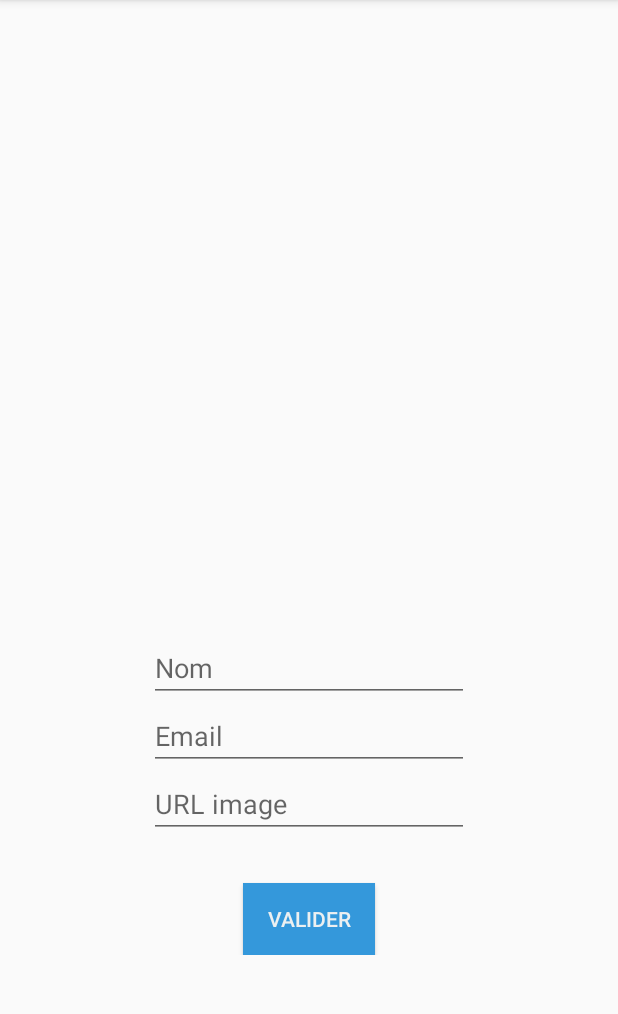
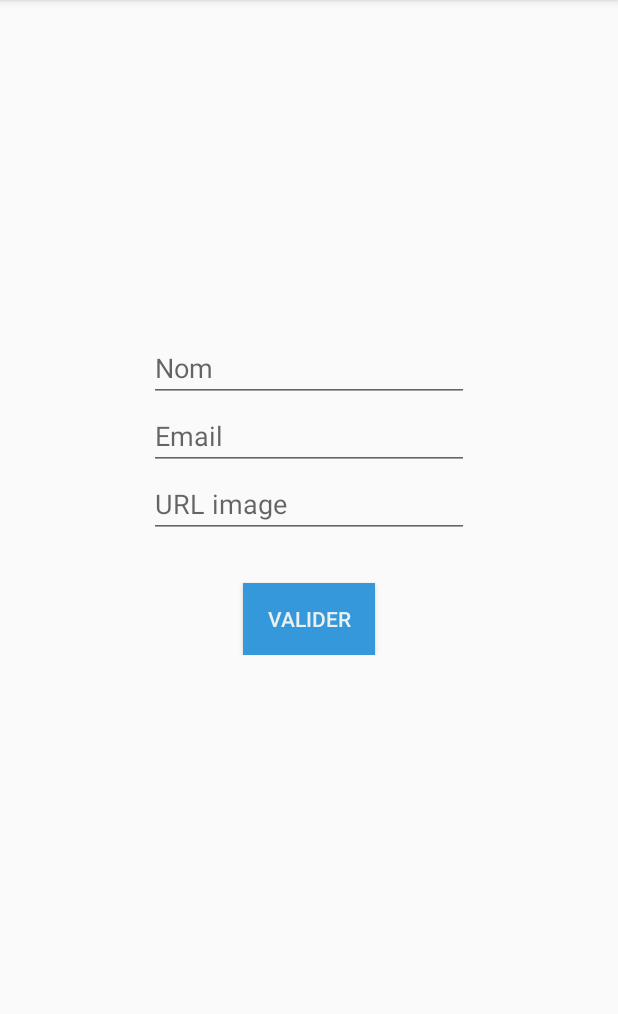
Before and after one commit to vince1396/StageAndroidTraining2, an Android app: the screen it shows after launch (MainActivity), after a tap on "CRÉER", on a phone screen of 412 x 824 dp, the part 84-1098 px from its top. Run offline under Robolectric (Android 15) with nearby library versions, the phone set to English and light mode, and no system bars; our stand-ins replace ButterKnife.

```diff
--- a/app/src/main/AndroidManifest.xml
+++ b/app/src/main/AndroidManifest.xml
@@ -10,7 +10,9 @@
         android:roundIcon="@mipmap/ic_launcher_round"
         android:supportsRtl="true"
         android:theme="@style/AppTheme">
-        <activity android:name=".MainActivity">
+        <activity android:name=".MainActivity"
+            android:windowSoftInputMode="adjustPan"
+            >
             <intent-filter>
                 <action android:name="android.intent.action.MAIN" />
 
--- a/app/src/main/java/com/example/vincent/utilisateurs/MainActivity.java
+++ b/app/src/main/java/com/example/vincent/utilisateurs/MainActivity.java
@@ -23,7 +23,7 @@ public class MainActivity extends AppCompatActivity {
     @BindView(R.id.urlimg) EditText urlimg;
     @BindView(R.id.form) LinearLayout form;
     Fragment listFragment = (Fragment) getSupportFragmentManager().findFragmentById(R.id.listFragment);
-    public static ArrayList<User> alRep = new ArrayList<>();
+    private static ArrayList<User> alRep = new ArrayList<>();
     private boolean ifForm = false;
     MainFragment mainFragment = new MainFragment();
 
@@ -33,7 +33,6 @@ public class MainActivity extends AppCompatActivity {
         super.onCreate(savedInstanceState);
         setContentView(R.layout.activity_main);
         ButterKnife.bind(this);
-        mainFragment.refreshList(alRep);
         create.setText(getString(R.string.create));
     }
 
@@ -96,4 +95,9 @@ public class MainActivity extends AppCompatActivity {
             return android.util.Patterns.EMAIL_ADDRESS.matcher(target).matches();
         }
     }
+
+    public static ArrayList<User> refreshList(){
+
+        return alRep;
+    }
 }
--- a/app/src/main/java/com/example/vincent/utilisateurs/MainFragment.java
+++ b/app/src/main/java/com/example/vincent/utilisateurs/MainFragment.java
@@ -7,7 +7,6 @@ import android.support.v7.widget.RecyclerView;
 import android.view.LayoutInflater;
 import android.view.View;
 import android.view.ViewGroup;
-import java.util.ArrayList;
 import butterknife.BindView;
 import butterknife.ButterKnife;
 
@@ -23,7 +22,7 @@ public class MainFragment extends android.support.v4.app.Fragment {
         View view = inflater.inflate(R.layout.fragment_main, container, false);
         ButterKnife.bind(this, view);
         myRecyclerView.setLayoutManager(new LinearLayoutManager(getActivity().getApplicationContext()));
-        myRecyclerView.setAdapter(new Adapter(MainActivity.alRep));
+        myRecyclerView.setAdapter(new Adapter(MainActivity.refreshList()));
         return view;
     }
 
@@ -33,8 +32,4 @@ public class MainFragment extends android.support.v4.app.Fragment {
         super.onViewCreated(view, savedInstanceState);
     }
 
-    public void refreshList(ArrayList<User> alRep){
-
-
-    }
 }
--- a/app/src/main/res/layout/activity_main.xml
+++ b/app/src/main/res/layout/activity_main.xml
@@ -15,7 +15,8 @@ tools:context="com.example.vincent.utilisateurs.MainActivity">
     android:visibility="invisible"
     android:layout_above="@+id/listFragment"
     android:layout_centerHorizontal="true"
-    android:layout_marginBottom="20dp">
+    android:layout_marginBottom="20dp"
+    >
 
 
     <EditText
@@ -57,7 +58,7 @@ tools:context="com.example.vincent.utilisateurs.MainActivity">
     <fragment
         android:id="@+id/listFragment"
         android:layout_width="wrap_content"
-        android:layout_height="wrap_content"
+        android:layout_height="200dp"
         android:name="com.example.vincent.utilisateurs.MainFragment"
         tools:layout="@layout/fragment_main"
         android:layout_marginBottom="23dp"
```
